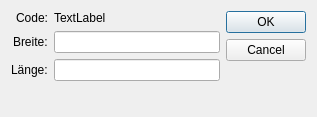
Above: dyjtrack/newairpdialog.ui from DimitriJunker/DYJOSM before the change. Below: the same form after it.
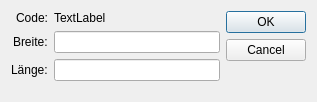
That is the form after the change.

Commit message: Widgets made resizable

Patch:
```diff
--- a/dyjtrack/newairpdialog.ui
+++ b/dyjtrack/newairpdialog.ui
@@ -7,7 +7,7 @@
     <x>0</x>
     <y>0</y>
     <width>317</width>
-    <height>117</height>
+    <height>102</height>
    </rect>
   </property>
   <property name="windowTitle">
```
The commit also changes 7 other files.
